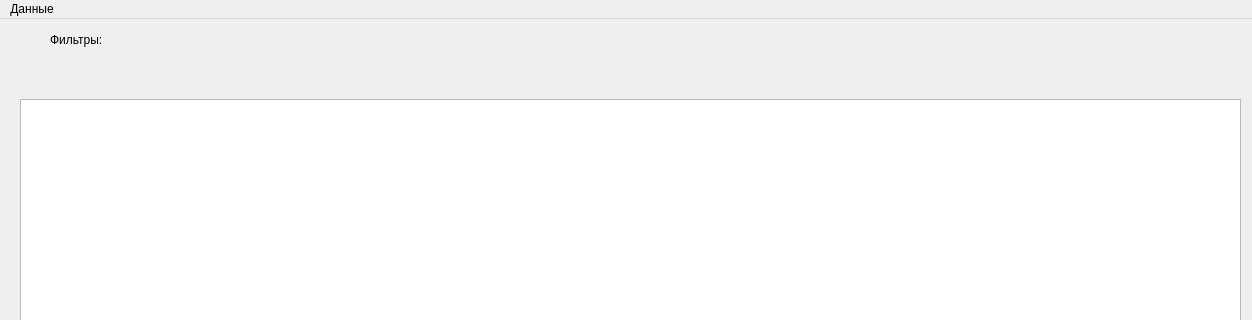
The window that mainwindow.ui (Nikonoffcmi/diplome) describes before a commit, drawn with Qt 5; both pictures show x 0 to 1252 and y 0 to 320 of the 1252 by 702 pixel window.
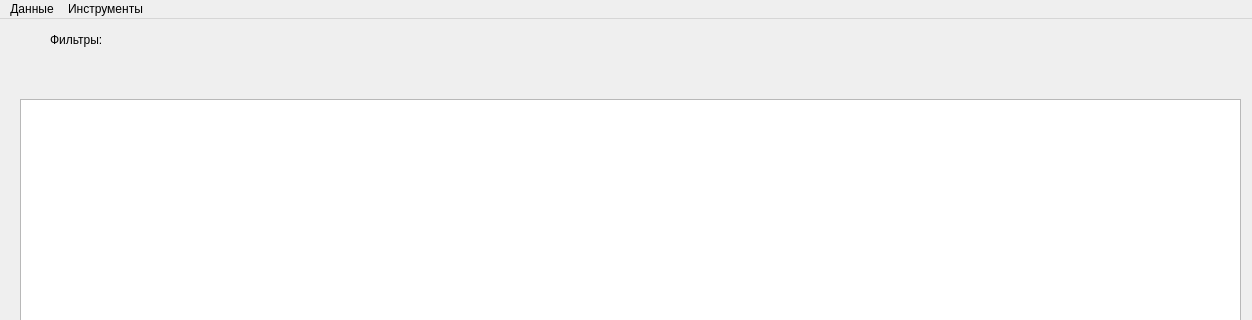
The same window after the commit.

Patch:
```diff
--- a/mainwindow.ui
+++ b/mainwindow.ui
@@ -101,7 +101,17 @@
     </property>
     <addaction name="action"/>
    </widget>
+   <widget class="QMenu" name="menu_2">
+    <property name="title">
+     <string>Инструменты</string>
+    </property>
+    <addaction name="separator"/>
+    <addaction name="separator"/>
+    <addaction name="action_4"/>
+    <addaction name="action_5"/>
+   </widget>
    <addaction name="menu"/>
+   <addaction name="menu_2"/>
   </widget>
   <widget class="QStatusBar" name="statusbar"/>
   <action name="action">
```
Left out of the diff: 12 changed lines with no effect on the pictures.
